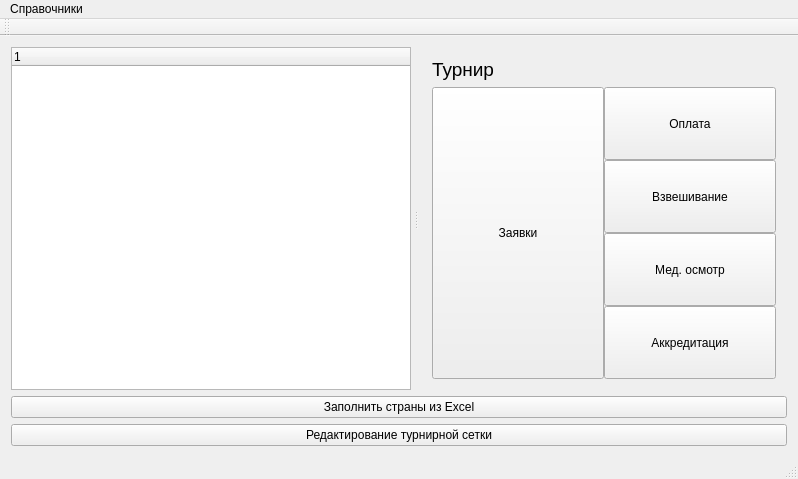
Before: the Qt Designer form TournamentManager/mainwindow.ui in BarsukAlexey/xelarogi, drawn with Qt 5.
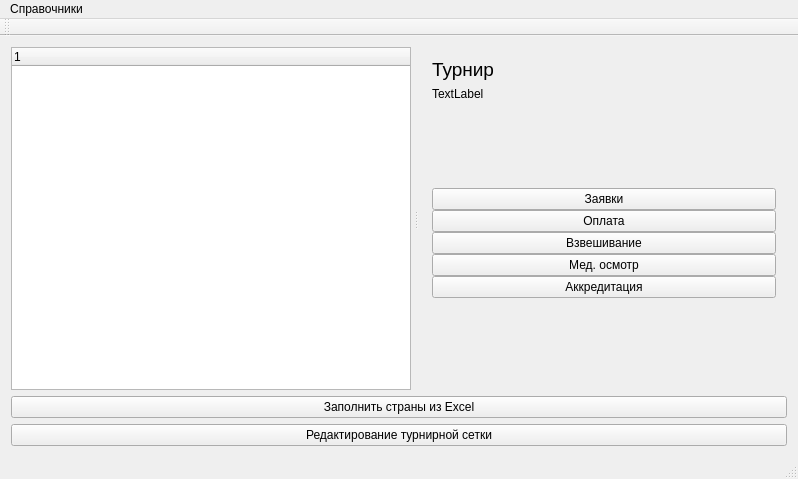
After: the same form once the commit is applied. The open tabs and pages were chosen to show the change.

Commit message: При добавлении заявки в таблицу оредров необходимо указывать и клуб и тренера. Добавлена отдельная форма добавления заявки в турнир. Начало.

Patch:
```diff
--- a/TournamentManager/mainwindow.ui
+++ b/TournamentManager/mainwindow.ui
@@ -95,43 +95,49 @@
          </size>
         </property>
         <layout class="QGridLayout" name="gridLayout_2">
-         <item row="0" column="0">
-          <widget class="QLabel" name="tournamentLabel">
-           <property name="font">
-            <font>
-             <pointsize>14</pointsize>
-             <weight>50</weight>
-             <bold>false</bold>
-            </font>
-           </property>
-           <property name="text">
-            <string>Турнир</string>
-           </property>
-          </widget>
-         </item>
          <item row="1" column="0">
+          <widget class="QLabel" name="tournamentUidLabel">
+           <property name="text">
+            <string>TextLabel</string>
+           </property>
+          </widget>
+         </item>
+         <item row="4" column="0">
+          <spacer name="verticalSpacer">
+           <property name="orientation">
+            <enum>Qt::Vertical</enum>
+           </property>
+           <property name="sizeHint" stdset="0">
+            <size>
+             <width>20</width>
+             <height>40</height>
+            </size>
+           </property>
+          </spacer>
+         </item>
+         <item row="3" column="0">
           <layout class="QHBoxLayout" name="horizontalLayout_2">
            <property name="spacing">
             <number>0</number>
            </property>
-           <item>
-            <widget class="QPushButton" name="createOrdersBtn">
-             <property name="sizePolicy">
-              <sizepolicy hsizetype="Minimum" vsizetype="Expanding">
-               <horstretch>0</horstretch>
-               <verstretch>0</verstretch>
-              </sizepolicy>
-             </property>
-             <property name="text">
-              <string>Заявки</string>
-             </property>
-            </widget>
-           </item>
            <item>
             <layout class="QVBoxLayout" name="verticalLayout">
              <property name="spacing">
               <number>0</number>
              </property>
+             <item>
+              <widget class="QPushButton" name="createOrdersBtn">
+               <property name="sizePolicy">
+                <sizepolicy hsizetype="Minimum" vsizetype="Expanding">
+                 <horstretch>0</horstretch>
+                 <verstretch>0</verstretch>
+                </sizepolicy>
+               </property>
+               <property name="text">
+                <string>Заявки</string>
+               </property>
+              </widget>
+             </item>
              <item>
               <widget class="QPushButton" name="ordersPayedBtn">
                <property name="sizePolicy">
@@ -188,6 +194,33 @@
            </item>
           </layout>
          </item>
+         <item row="0" column="0">
+          <widget class="QLabel" name="tournamentLabel">
+           <property name="font">
+            <font>
+             <pointsize>14</pointsize>
+             <weight>50</weight>
+             <bold>false</bold>
+            </font>
+           </property>
+           <property name="text">
+            <string>Турнир</string>
+           </property>
+          </widget>
+         </item>
+         <item row="2" column="0">
+          <spacer name="verticalSpacer_2">
+           <property name="orientation">
+            <enum>Qt::Vertical</enum>
+           </property>
+           <property name="sizeHint" stdset="0">
+            <size>
+             <width>20</width>
+             <height>40</height>
+            </size>
+           </property>
+          </spacer>
+         </item>
         </layout>
        </widget>
       </widget>
```
The commit also changes 10 other files.
